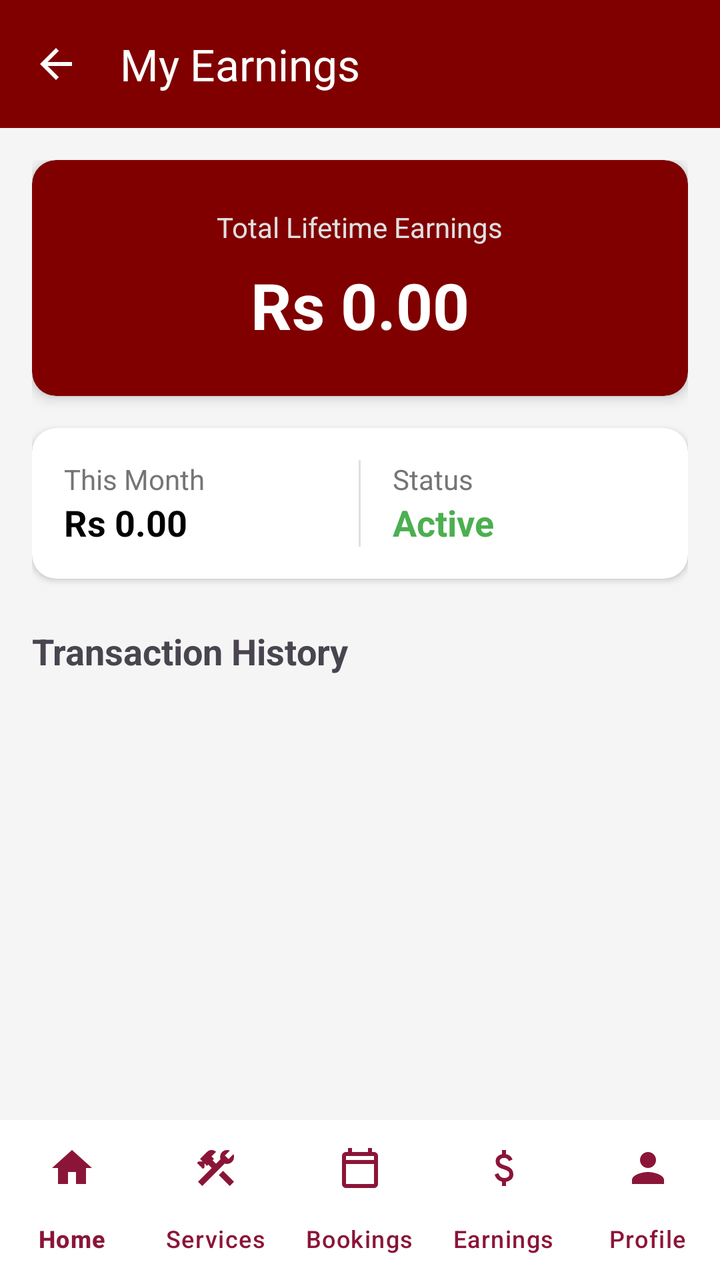
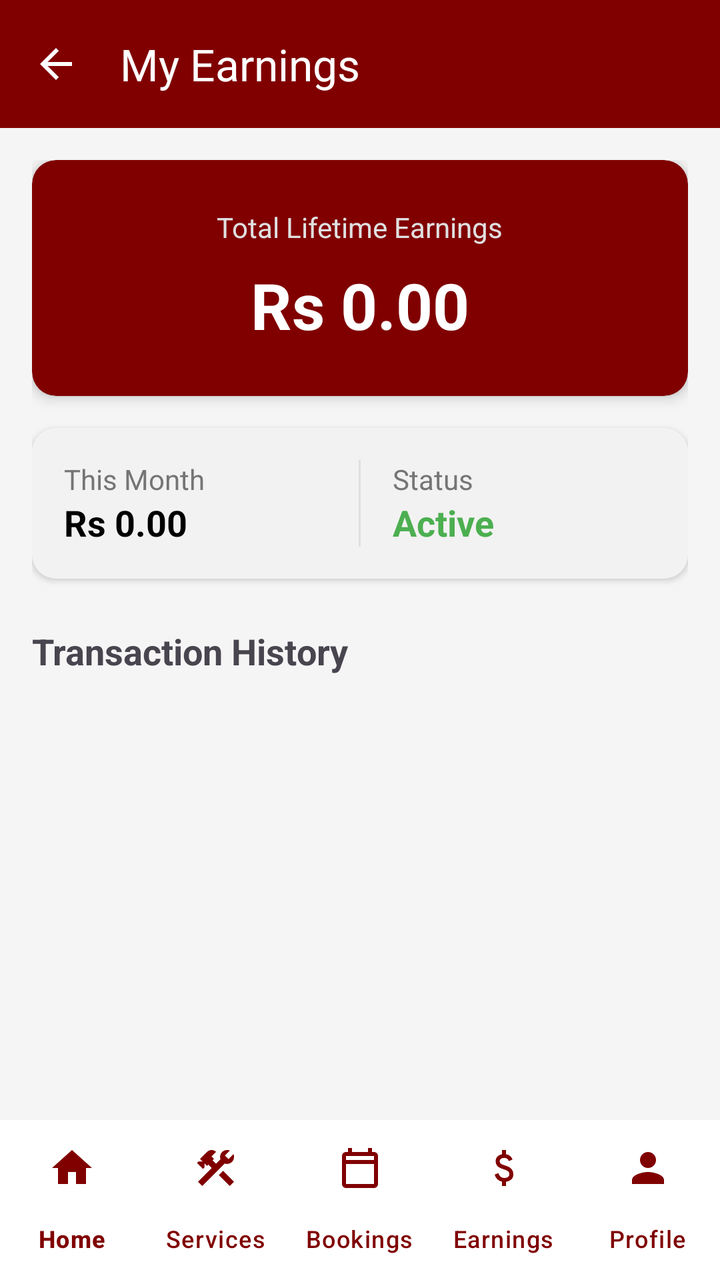

Two renders of the same Android screen: before a commit and after it. Below are the layout's source before the change and the commit's diff.
<!-- AndroidManifest.xml: application theme Theme.SemesterProject -->
<!-- res/layout/activity_earnings.xml -->
<?xml version="1.0" encoding="utf-8"?>
<LinearLayout xmlns:android="http://schemas.android.com/apk/res/android"
    xmlns:app="http://schemas.android.com/apk/res-auto"
    android:layout_width="match_parent"
    android:layout_height="match_parent"
    android:orientation="vertical"
    android:background="#F5F5F5">

    <com.google.android.material.appbar.MaterialToolbar
        android:id="@+id/toolbar"
        android:layout_width="match_parent"
        android:layout_height="wrap_content"
        android:background="#800000"
        app:title="My Earnings"
        app:titleTextColor="@color/white"
        app:navigationIcon="@drawable/ic_arrow_back" />

    <androidx.core.widget.NestedScrollView
        android:layout_width="match_parent"
        android:layout_height="0dp"
        android:layout_weight="1">

        <LinearLayout
            android:layout_width="match_parent"
            android:layout_height="wrap_content"
            android:orientation="vertical"
            android:padding="16dp">

            <androidx.cardview.widget.CardView
                android:layout_width="match_parent"
                android:layout_height="wrap_content"
                app:cardCornerRadius="12dp"
                app:cardBackgroundColor="#800000"
                app:cardElevation="4dp">

                <LinearLayout
                    android:layout_width="match_parent"
                    android:layout_height="wrap_content"
                    android:orientation="vertical"
                    android:gravity="center"
                    android:padding="24dp">

                    <TextView
                        android:layout_width="wrap_content"
                        android:layout_height="wrap_content"
                        android:text="Total Lifetime Earnings"
                        android:textColor="#E0E0E0"
                        android:textSize="14sp"/>

                    <TextView
                        android:id="@+id/tvTotalBalance"
                        android:layout_width="wrap_content"
                        android:layout_height="wrap_content"
                        android:text="Rs 0.00"
                        android:textColor="#FFF"
                        android:textStyle="bold"
                        android:textSize="32sp"
                        android:layout_marginTop="8dp"/>
                </LinearLayout>
            </androidx.cardview.widget.CardView>

            <androidx.cardview.widget.CardView
                android:layout_width="match_parent"
                android:layout_height="wrap_content"
                android:layout_marginTop="16dp"
                app:cardCornerRadius="12dp"
                app:cardElevation="2dp">

                <LinearLayout
                    android:layout_width="match_parent"
                    android:layout_height="wrap_content"
                    android:orientation="horizontal"
                    android:padding="16dp">

                    <LinearLayout
                        android:layout_width="0dp"
                        android:layout_height="wrap_content"
                        android:layout_weight="1"
                        android:orientation="vertical">
                        <TextView
                            android:layout_width="wrap_content"
                            android:layout_height="wrap_content"
                            android:text="This Month"
                            android:textColor="#757575"/>
                        <TextView
                            android:id="@+id/tvMonthly"
                            android:layout_width="wrap_content"
                            android:layout_height="wrap_content"
                            android:text="Rs 0.00"
                            android:textStyle="bold"
                            android:textColor="#000"
                            android:textSize="18sp"/>
                    </LinearLayout>

                    <View
                        android:layout_width="1dp"
                        android:layout_height="match_parent"
                        android:background="#E0E0E0"
                        android:layout_marginHorizontal="16dp"/>

                    <LinearLayout
                        android:layout_width="0dp"
                        android:layout_height="wrap_content"
                        android:layout_weight="1"
                        android:orientation="vertical">
                        <TextView
                            android:layout_width="wrap_content"
                            android:layout_height="wrap_content"
                            android:text="Status"
                            android:textColor="#757575"/>
                        <TextView
                            android:layout_width="wrap_content"
                            android:layout_height="wrap_content"
                            android:text="Active"
                            android:textStyle="bold"
                            android:textColor="#4CAF50"
                            android:textSize="18sp"/>
                    </LinearLayout>
                </LinearLayout>
            </androidx.cardview.widget.CardView>

            <TextView
                android:layout_width="wrap_content"
                android:layout_height="wrap_content"
                android:text="Transaction History"
                android:textStyle="bold"
                android:textSize="18sp"
                android:layout_marginTop="24dp"
                android:layout_marginBottom="12dp"/>

            <androidx.recyclerview.widget.RecyclerView
                android:id="@+id/rvHistory"
                android:layout_width="match_parent"
                android:layout_height="wrap_content"
                android:nestedScrollingEnabled="false"/> </LinearLayout>
    </androidx.core.widget.NestedScrollView>

    <com.google.android.material.bottomnavigation.BottomNavigationView
        android:id="@+id/providerBottomNav"
        android:layout_width="match_parent"
        android:layout_height="wrap_content"
        android:background="#FFFFFF"
        app:menu="@menu/provider_bottom_nav_menu"
        app:labelVisibilityMode="labeled"
        app:itemIconTint="@color/app_color"
        app:itemTextColor="@color/app_color"/>

</LinearLayout>
<!-- resources referenced by this layout -->
<resources>
  <color name="app_color">#8B1538</color>
  <color name="white">#FFFFFFFF</color>
  <!-- drawable ic_arrow_back (drawable) -->
  <vector xmlns:android="http://schemas.android.com/apk/res/android"
      android:width="24dp"
      android:height="24dp"
      android:viewportWidth="24"
      android:viewportHeight="24">
      <path
          android:fillColor="#FFFFFF"
          android:pathData="M20,11H7.83l5.59,-5.59L12,4l-8,8 8,8 1.41,-1.41L7.83,13H20v-2z"/>
  </vector>
  <style name="Theme.SemesterProject" parent="Base.Theme.SemesterProject" />
  <style name="Base.Theme.SemesterProject" parent="Theme.Material3.DayNight.NoActionBar">
          
          
      </style>
</resources>

<!-- the commit's change to res/layout/activity_earnings.xml (unified diff, before → after) -->
@@ -70,6 +70,7 @@
                     android:layout_width="match_parent"
                     android:layout_height="wrap_content"
                     android:orientation="horizontal"
+                    android:background="@color/light_gray"
                     android:padding="16dp">
 
                     <LinearLayout
<!-- resource entries referenced after the edit -->
@@ -1,6 +1,7 @@
 <!-- resources referenced by this layout -->
 <resources>
-  <color name="app_color">#8B1538</color>
+  <color name="app_color">#800000</color>
+  <color name="light_gray">#F2F2F2</color>
   <color name="white">#FFFFFFFF</color>
   <!-- drawable ic_arrow_back (drawable) -->
   <vector xmlns:android="http://schemas.android.com/apk/res/android"
